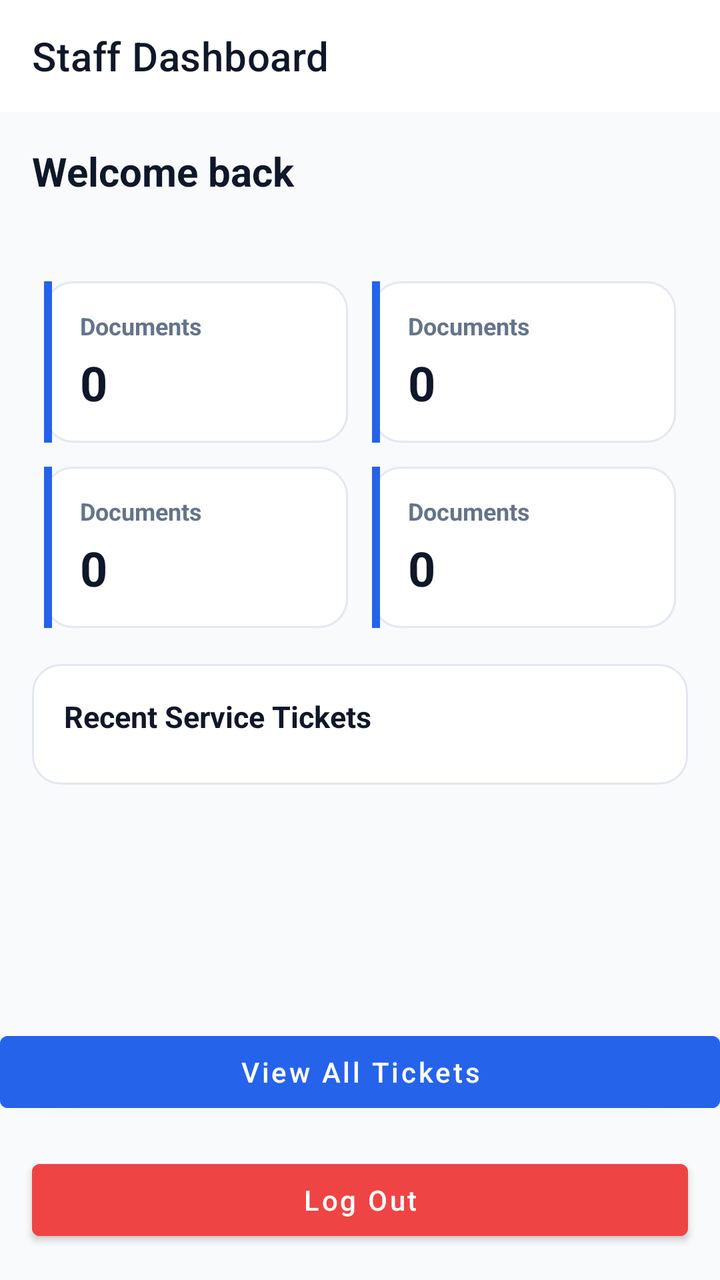
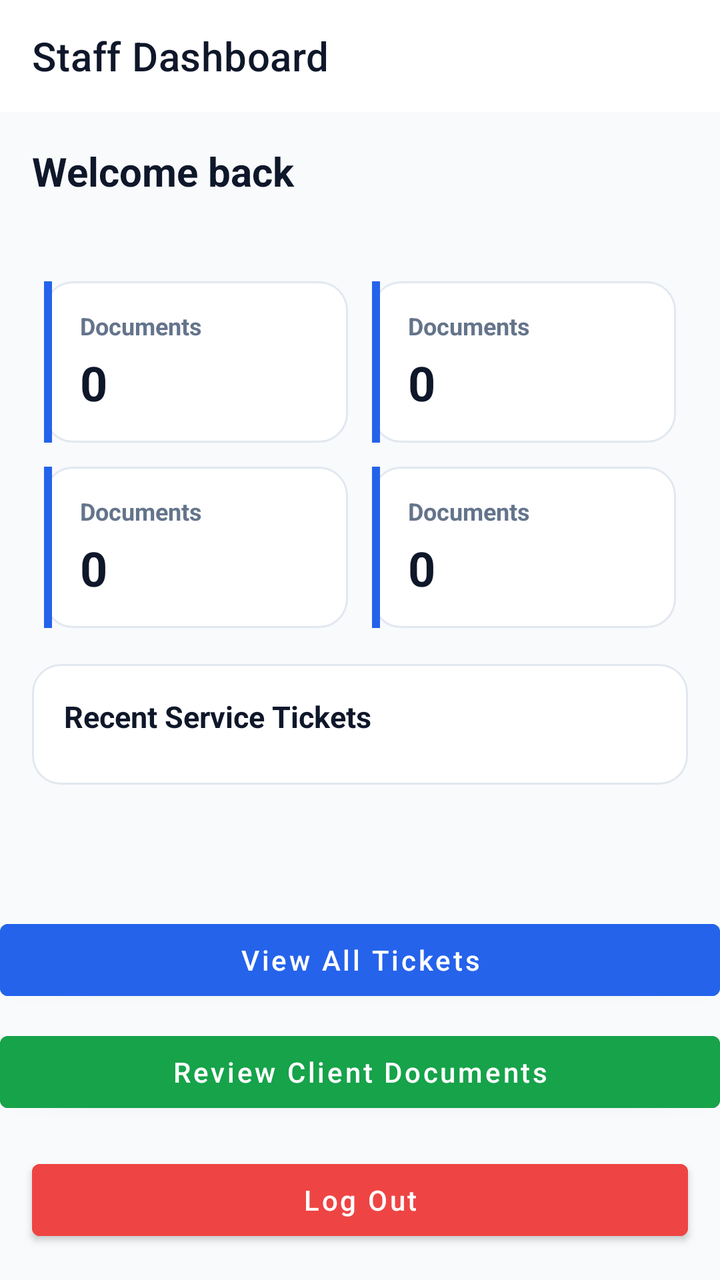

Compare the two renders of this Android layout. The source of the first and the diff that turns it into the second are given below.
<!-- AndroidManifest.xml: application theme Theme.ApexLedger -->
<!-- res/layout/activity_staff_dashboard.xml -->
<?xml version="1.0" encoding="utf-8"?>
<LinearLayout xmlns:android="http://schemas.android.com/apk/res/android"
    xmlns:app="http://schemas.android.com/apk/res-auto"
    android:layout_width="match_parent"
    android:layout_height="match_parent"
    android:orientation="vertical"
    android:background="@color/gray_50">

    <com.google.android.material.appbar.MaterialToolbar
        android:id="@+id/toolbar"
        android:layout_width="match_parent"
        android:layout_height="?attr/actionBarSize"
        android:background="@color/white"
        app:titleTextColor="@color/navy"
        app:title="Staff Dashboard" />

    <ScrollView
        android:layout_width="match_parent"
        android:layout_height="0dp"
        android:layout_weight="1">

        <LinearLayout
            android:layout_width="match_parent"
            android:layout_height="wrap_content"
            android:orientation="vertical"
            android:padding="16dp">

            <TextView
                android:id="@+id/tvWelcome"
                android:layout_width="wrap_content"
                android:layout_height="wrap_content"
                android:text="Welcome back"
                android:textColor="@color/navy"
                android:textStyle="bold"
                android:textSize="20sp" />

            <TextView
                android:id="@+id/tvRole"
                android:layout_width="wrap_content"
                android:layout_height="wrap_content"
                android:textColor="@color/gray_500"
                android:textSize="13sp"
                android:layout_marginTop="2dp"
                android:layout_marginBottom="16dp" />

            <LinearLayout
                android:layout_width="match_parent"
                android:layout_height="wrap_content"
                android:orientation="horizontal">

                <include layout="@layout/item_stat_card" android:id="@+id/statActiveClients" />
                <include layout="@layout/item_stat_card" android:id="@+id/statOpenTickets" />
            </LinearLayout>

            <LinearLayout
                android:layout_width="match_parent"
                android:layout_height="wrap_content"
                android:orientation="horizontal">

                <include layout="@layout/item_stat_card" android:id="@+id/statAccountants" />
                <include layout="@layout/item_stat_card" android:id="@+id/statOverdue" />
            </LinearLayout>

            <LinearLayout
                android:layout_width="match_parent"
                android:layout_height="wrap_content"
                android:orientation="vertical"
                android:background="@drawable/bg_card_stroke"
                android:padding="16dp"
                android:layout_marginTop="12dp">

                <TextView
                    android:layout_width="wrap_content"
                    android:layout_height="wrap_content"
                    android:text="Recent Service Tickets"
                    android:textColor="@color/navy"
                    android:textStyle="bold"
                    android:textSize="15sp"
                    android:layout_marginBottom="8dp" />

                <androidx.recyclerview.widget.RecyclerView
                    android:id="@+id/rvAllTickets"
                    android:layout_width="match_parent"
                    android:layout_height="wrap_content"
                    android:nestedScrollingEnabled="false" />

            </LinearLayout>

        </LinearLayout>
    </ScrollView>

    <Button
        android:id="@+id/btnViewAllTickets"
        android:layout_width="match_parent"
        android:layout_height="wrap_content"
        android:text="View All Tickets"
        android:textAllCaps="false"
        android:backgroundTint="@color/primary"
        android:textColor="@color/white"
        android:layout_marginTop="12dp" />

    <Button
        android:id="@+id/btnAdminPanel"
        android:layout_width="match_parent"
        android:layout_height="wrap_content"
        android:text="Admin Panel"
        android:textAllCaps="false"
        android:backgroundTint="@color/gray_600"
        android:textColor="@color/white"
        android:layout_marginHorizontal="16dp"
        android:layout_marginTop="8dp"
        android:visibility="gone" />

    <Button
        android:id="@+id/btnLogout"
        android:layout_width="match_parent"
        android:layout_height="wrap_content"
        android:text="Log Out"
        android:textAllCaps="false"
        android:backgroundTint="@color/danger"
        android:textColor="@color/white"
        android:layout_margin="16dp" />

</LinearLayout>
<!-- res/layout/item_stat_card.xml (included above) -->
<?xml version="1.0" encoding="utf-8"?>
<LinearLayout xmlns:android="http://schemas.android.com/apk/res/android"
    android:layout_width="0dp"
    android:layout_height="wrap_content"
    android:layout_weight="1"
    android:layout_margin="6dp"
    android:orientation="horizontal"
    android:background="@drawable/bg_card_stroke">

    <View
        android:id="@+id/statAccentBar"
        android:layout_width="4dp"
        android:layout_height="match_parent"
        android:background="@color/primary" />

    <LinearLayout
        android:layout_width="0dp"
        android:layout_height="wrap_content"
        android:layout_weight="1"
        android:orientation="vertical"
        android:padding="14dp">

        <TextView
            android:id="@+id/tvStatLabel"
            android:layout_width="wrap_content"
            android:layout_height="wrap_content"
            android:text="Documents"
            android:textColor="@color/gray_500"
            android:textSize="12sp"
            android:textStyle="bold" />

        <TextView
            android:id="@+id/tvStatValue"
            android:layout_width="wrap_content"
            android:layout_height="wrap_content"
            android:text="0"
            android:textColor="@color/navy"
            android:textStyle="bold"
            android:textSize="24sp"
            android:layout_marginTop="4dp" />

    </LinearLayout>
</LinearLayout>
<!-- resources referenced by this layout -->
<resources>
  <color name="danger">#EF4444</color>
  <color name="gray_50">#F8FAFC</color>
  <color name="gray_500">#64748B</color>
  <color name="gray_600">#475569</color>
  <color name="navy">#0F172A</color>
  <color name="primary">#2563EB</color>
  <color name="white">#FFFFFF</color>
  <!-- drawable bg_card_stroke (drawable) -->
  <?xml version="1.0" encoding="utf-8"?>
  <shape xmlns:android="http://schemas.android.com/apk/res/android" android:shape="rectangle">
      <corners android:radius="14dp" />
      <solid android:color="@color/white" />
      <stroke android:width="1dp" android:color="@color/gray_200" />
  </shape>
  <style name="Theme.ApexLedger" parent="Theme.MaterialComponents.DayNight.NoActionBar">
          <item name="colorPrimary">@color/primary</item>
          <item name="colorPrimaryDark">@color/primary_dark</item>
          <item name="colorAccent">@color/success</item>
          <item name="android:windowBackground">@color/background</item>
          <item name="android:statusBarColor">@color/navy</item>
          <item name="android:navigationBarColor">@color/white</item>
      </style>
  <color name="gray_200">#E2E8F0</color>
  <color name="primary_dark">#1D4ED8</color>
  <color name="success">#16A34A</color>
  <color name="background">@color/gray_50</color>
</resources>

<!-- the commit's change to res/layout/activity_staff_dashboard.xml (unified diff, before → after) -->
@@ -100,6 +100,16 @@
         android:layout_marginTop="12dp" />
 
     <Button
+        android:id="@+id/btnReviewDocuments"
+        android:layout_width="match_parent"
+        android:layout_height="wrap_content"
+        android:text="Review Client Documents"
+        android:textAllCaps="false"
+        android:backgroundTint="@color/success"
+        android:textColor="@color/white"
+        android:layout_marginTop="8dp" />
+
+    <Button
         android:id="@+id/btnAdminPanel"
         android:layout_width="match_parent"
         android:layout_height="wrap_content"
